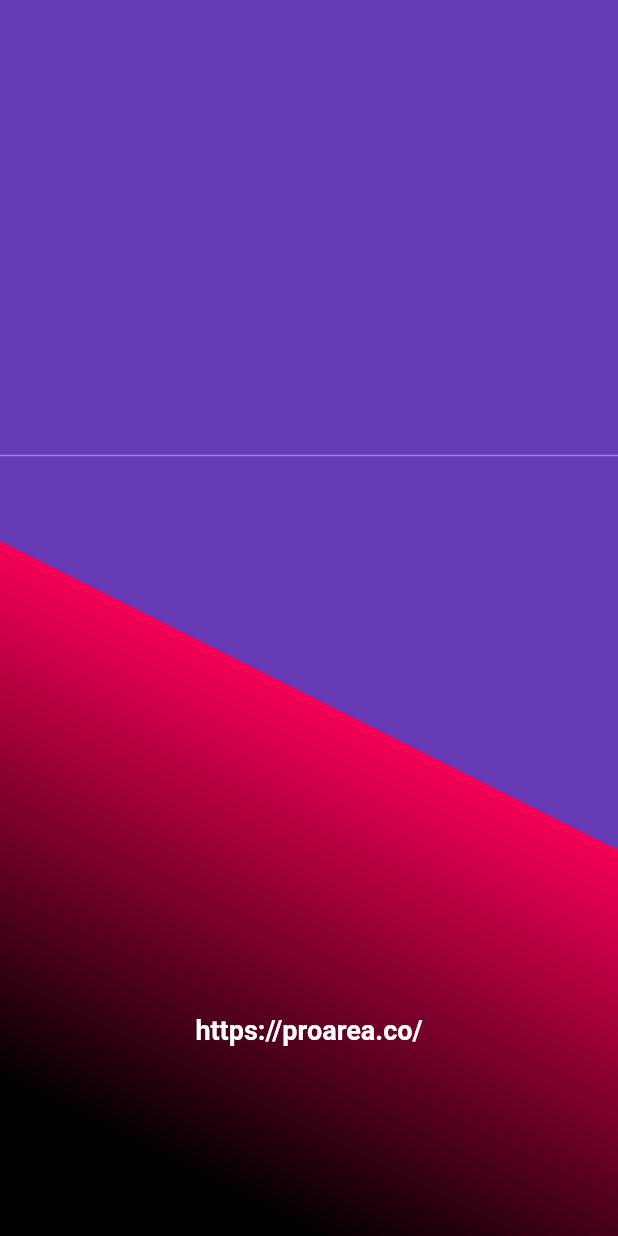
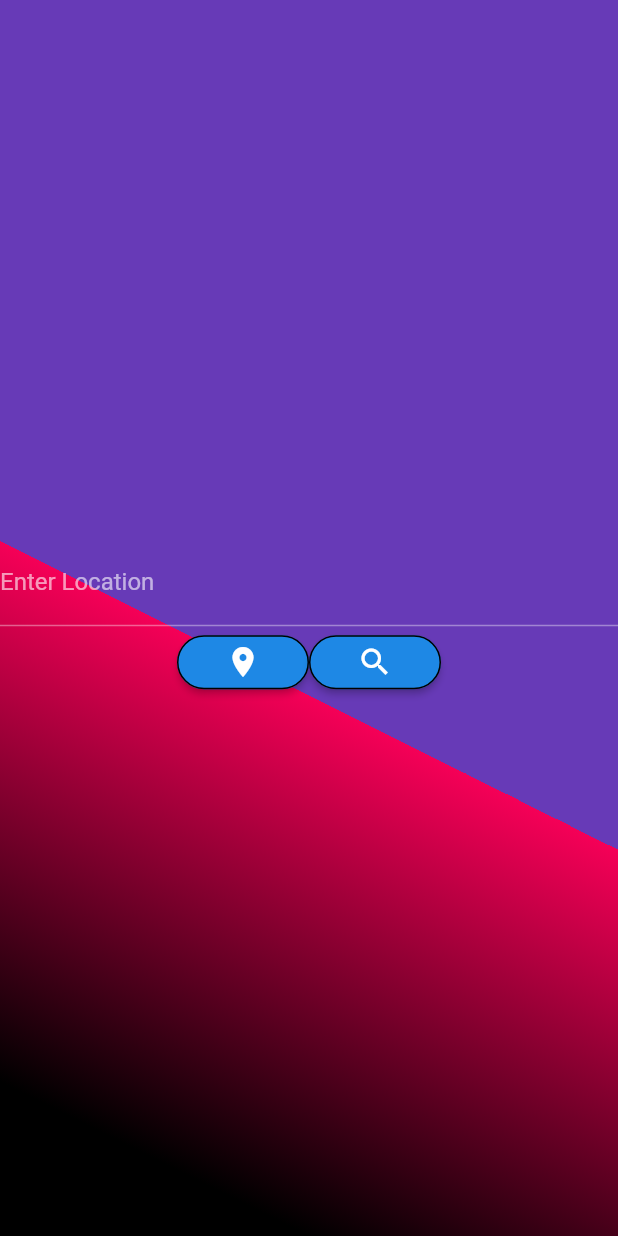
Before and after one commit to astheras/ProArea, a Flutter app: the screen it shows after launch, on a phone screen of 412 x 824 dp. Run offline on Flutter 3.47's test engine with Material 2 defaults, Android fonts, the phone set to English and light mode, and no system bars; our stand-ins replace geolocator, rxdart; Roboto replaces fonts that are missing (Hind).

Commit message:
no message

```diff
--- a/lib/main.dart
+++ b/lib/main.dart
@@ -1,6 +1,7 @@
 import 'package:flutter/material.dart';
 import 'package:flutter/services.dart';
 import 'pages/city-selector.dart';
+import 'pages/general-info.dart';
 import 'pages/splash-page.dart';
 
 void main() {
@@ -15,8 +16,6 @@ class MyApp extends StatelessWidget {
     SystemChrome.setPreferredOrientations([
       DeviceOrientation.portraitDown,
     ]);
-
-    _init();
 
     return MaterialApp(
       title: 'ProArea Demo',
@@ -37,16 +36,12 @@ class MyApp extends StatelessWidget {
     );
   }
 
-  // init main data
-  _init() async {
-    ///await store.postList();
-  }
-
   // create routes list
   _routes() {
     return {
       '/': (context) => SplashScreenPage(),
       '/cityselector': (context) => CitySelector(),
+      '/generalinfo': (context) => GeneraiWeatherInfo(),
       //  '/detail': (context) => PostDetailPage(),
     };
   }
--- a/lib/pages/city-selector.dart
+++ b/lib/pages/city-selector.dart
@@ -1,6 +1,9 @@
+import 'package:ProArea/store/store-main.dart';
 import 'package:flutter/material.dart';
 import 'package:flutter/cupertino.dart';
 import 'package:geolocator/geolocator.dart';
+
+import 'weather.dart';
 
 class CitySelector extends StatefulWidget {
   @override
@@ -9,12 +12,12 @@ class CitySelector extends StatefulWidget {
 
 class _CitySelectorState extends State<CitySelector> {
   final Geolocator geolocator = Geolocator()..forceAndroidLocationManager;
-  Position _currentPosition;
-  Placemark _currentPlace;
+  TextEditingController controller;
 
   @override
   void initState() {
     super.initState();
+    controller = TextEditingController();
     _getCurrentLocation();
   }
 
@@ -49,32 +52,63 @@ class _CitySelectorState extends State<CitySelector> {
                       Container(
                         child: Column(
                           children: [
-                            new Row(
-                              children: <Widget>[
-                                Flexible(
-                                  child: TextField(
-                                    // focusNode: widget.focus,
-                                    // controller: controller,
-                                    // style: TextStyle(color: AppColors.mainFontColor),
-                                    decoration: InputDecoration(
-                                      labelText: _currentPlace == null
-                                          ? ""
-                                          : _currentPlace.locality,
-/*                                      labelStyle: new TextStyle(color: Colors.mainFontColor),
-                    enabledBorder: UnderlineInputBorder(
-                      borderSide: BorderSide(color: AppColors.mainFontColor),
-                    ),
-                    focusedBorder: UnderlineInputBorder(
-                      borderSide: BorderSide(color: AppColors.mainFontColor),
-                    ),
-                    border: UnderlineInputBorder(
-                      borderSide: BorderSide(color: AppColors.mainFontColor),
-                    ),*/
-                                    ),
+                            TextField(
+                              controller: controller,
+                              decoration:
+                                  InputDecoration(labelText: "Enter Location"),
+                            ),
+                            Row(
+                              mainAxisAlignment: MainAxisAlignment.center,
+                              children: [
+                                RaisedButton(
+                                  shape: RoundedRectangleBorder(
+                                    borderRadius: BorderRadius.circular(18.0),
+                                    side: BorderSide(color: Colors.black),
                                   ),
+                                  padding: const EdgeInsets.all(0.0),
+                                  // textColor: AppColors.mainFontColor,
+                                  onPressed: () {
+                                    setState(() {
+                                      _getCurrentLocation();
+                                    });
+                                  },
+                                  child: Icon(Icons.location_on),
+                                ),
+                                RaisedButton(
+                                  shape: RoundedRectangleBorder(
+                                    borderRadius: BorderRadius.circular(18.0),
+                                    side: BorderSide(color: Colors.black),
+                                  ),
+                                  padding: const EdgeInsets.all(0.0),
+                                  onPressed: () async {
+                                    Map response = await getWeatherByCityName(
+                                      controller.text,
+                                    );
+                                    if (!response['result']) {
+                                      _dialogBox(
+                                        'Oooops!',
+                                        response['message'],
+                                        [
+                                          FlatButton(
+                                            onPressed: () {
+                                              Navigator.pop(context);
+                                            },
+                                            child: Text("Ok"),
+                                          ),
+                                        ],
+                                      );
+                                    } else {
+                                      store.weather = response["data"];
+                                      Navigator.pushNamed(
+                                        context,
+                                        '/generalinfo',
+                                      );
+                                    }
+                                  },
+                                  child: Icon(Icons.search),
                                 ),
                               ],
-                            ),
+                            )
                           ],
                         ),
                       ),
@@ -82,24 +116,6 @@ class _CitySelectorState extends State<CitySelector> {
                   ),
                 ),
               ),
-              Expanded(
-                flex: 1,
-                child: Column(
-                  mainAxisAlignment: MainAxisAlignment.center,
-                  children: <Widget>[
-                    Text(
-                      "https://proarea.co/",
-                      softWrap: true,
-                      textAlign: TextAlign.center,
-                      style: TextStyle(
-                        fontWeight: FontWeight.bold,
-                        fontSize: 18.0,
-                        color: Colors.white,
-                      ),
-                    )
-                  ],
-                ),
-              )
             ],
           )
         ],
@@ -107,27 +123,39 @@ class _CitySelectorState extends State<CitySelector> {
     );
   }
 
-  _getCurrentLocation() {
+  // modal dialog box
+  _dialogBox(String title, String message, List<Widget> buttons) {
+    showDialog(
+      context: context,
+      //child: dialogBox(title, message, buttons),
+      builder: (_) => new AlertDialog(
+        title: new Text(title),
+        content: new Text(message),
+        actions: buttons,
+      ),
+    );
+  }
+
+  // getting current geo
+  _getCurrentLocation() async {
     geolocator
         .getCurrentPosition(desiredAccuracy: LocationAccuracy.best)
-        .then((Position position) {
-      setState(() {
-        _currentPosition = position;
-      });
-      _getAddressFromLatLng();
+        .then((Position position) async {
+      await _getAddressFromLatLng(position);
     }).catchError((e) {
       print(e);
     });
   }
 
-  _getAddressFromLatLng() async {
+  // convert geo into city data
+  _getAddressFromLatLng(Position position) async {
     try {
       List<Placemark> p = await geolocator.placemarkFromCoordinates(
-          _currentPosition.latitude, _currentPosition.longitude);
-      Placemark place = p[0];
+          position.latitude, position.longitude);
+      Placemark geo = p[0];
       setState(() {
-        print(place);
-        _currentPlace = place;
+        store.geo = geo;
+        controller.text = store.geo.locality;
       });
     } catch (e) {
       print(e);
```
Also changed, not shown: lib/pages/general-info.dart (added, +190 -0 lines), lib/pages/post-list.dart (deleted, +0 -150 lines), lib/pages/weather.dart (added, +7 -0 lines), lib/store/store-main.dart (+19 -3 lines), lib/utils/requests.dart (+1 -11 lines), assets/images/day.jpg (added), assets/images/night.jpg (added), 2 other files.
